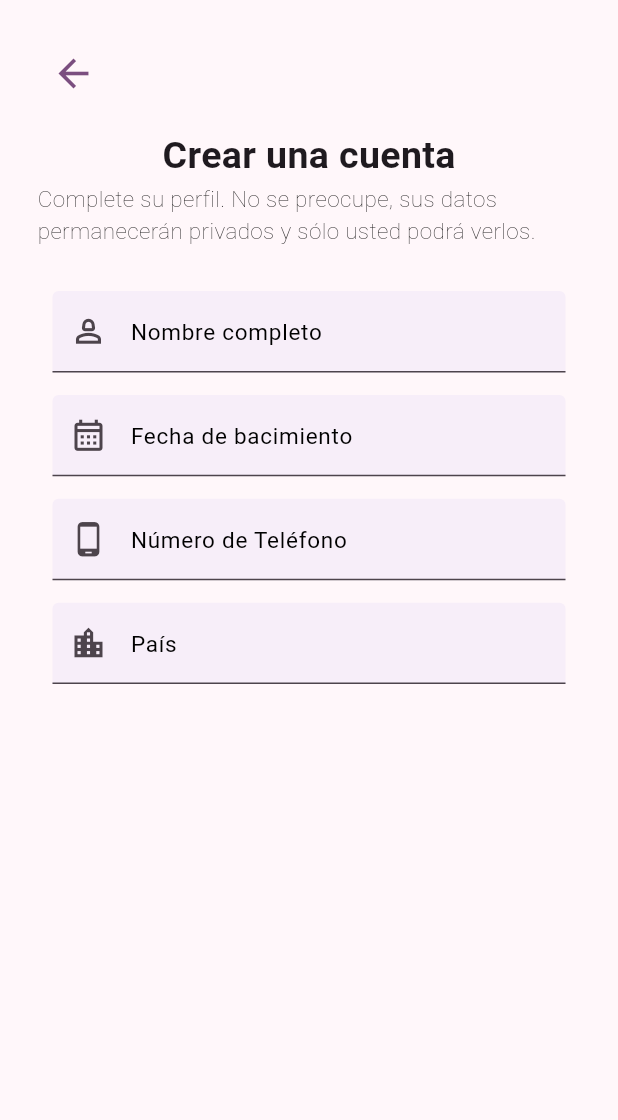
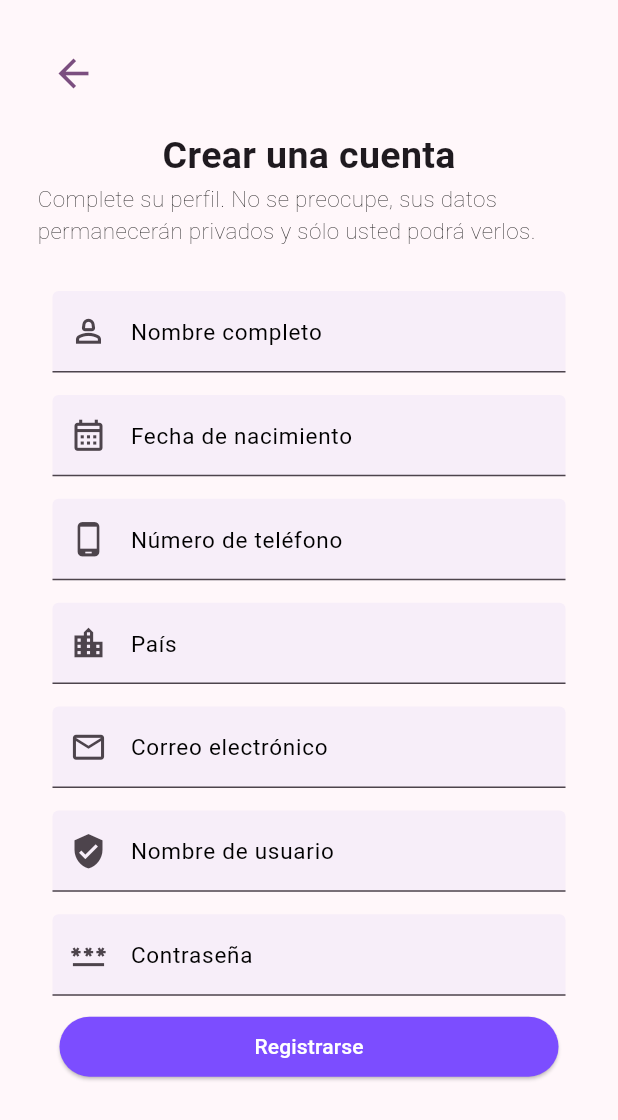
Before and after one commit to ldelacruzg/e-quizzmath-app, a Flutter app: the CreateScreen screen opened by its route, on a phone screen of 412 x 824 dp. Shown: the top 1120 px of the screen. Run offline on Flutter 3.47's test engine with Material 2 defaults, Android fonts, the light colour scheme and no system bars; our stand-ins replace go_router.

Commit message:
crear usuario

```diff
--- a/lib/main.dart
+++ b/lib/main.dart
@@ -14,7 +14,6 @@ class MyApp extends StatelessWidget {
       title: 'e-QuizzMath',
       debugShowCheckedModeBanner: false,
       theme: AppTheme(selectedColor: 2).theme(),
-
     );
   }
 }
--- a/lib/presentation/screens/create/create_user_screem.dart
+++ b/lib/presentation/screens/create/create_user_screem.dart
@@ -1,4 +1,5 @@
 import 'package:e_quizzmath_app/presentation/screens/login/app_screen.dart';
+import 'package:e_quizzmath_app/presentation/screens/screens.dart';
 import 'package:flutter/material.dart';
 import 'package:go_router/go_router.dart';
 
@@ -82,7 +83,7 @@ class CreateScreen extends StatelessWidget {
                           filled: true,
                           prefixIcon:
                               Icon(Icons.calendar_month_outlined, size: 25),
-                          labelText: "Fecha de bacimiento",
+                          labelText: "Fecha de nacimiento",
                           labelStyle: TextStyle(
                             fontSize: 15,
                             color: Colors.black,
@@ -101,7 +102,7 @@ class CreateScreen extends StatelessWidget {
                           fillColor: Color.fromRGBO(247, 238, 249, 2),
                           filled: true,
                           prefixIcon: Icon(Icons.phone_android, size: 25),
-                          labelText: "Número de Teléfono",
+                          labelText: "Número de teléfono",
                           labelStyle: TextStyle(
                             fontSize: 15,
                             color: Colors.black,
@@ -127,6 +128,81 @@ class CreateScreen extends StatelessWidget {
                           )),
                     ),
                   ),
+                  SizedBox(height: 5),
+                  Container(
+                    padding: EdgeInsets.symmetric(horizontal: 10, vertical: 5),
+                    child: TextFormField(
+                      style: TextStyle(
+                        color: Colors.black,
+                        fontSize: 15,
+                      ),
+                      decoration: InputDecoration(
+                          fillColor: Color.fromRGBO(247, 238, 249, 2),
+                          filled: true,
+                          prefixIcon: Icon(Icons.email_outlined, size: 25),
+                          labelText: "Correo electrónico",
+                          labelStyle: TextStyle(
+                            fontSize: 15,
+                            color: Colors.black,
+                          )),
+                    ),
+                  ),
+                  SizedBox(height: 5),
+                  Container(
+                    padding: EdgeInsets.symmetric(horizontal: 10, vertical: 5),
+                    child: TextFormField(
+                      style: TextStyle(
+                        color: Colors.black,
+                        fontSize: 15,
+                      ),
+                      decoration: InputDecoration(
+                          fillColor: Color.fromRGBO(247, 238, 249, 2),
+                          filled: true,
+                          prefixIcon: Icon(Icons.verified_user, size: 25),
+                          labelText: "Nombre de usuario",
+                          labelStyle: TextStyle(
+                            fontSize: 15,
+                            color: Colors.black,
+                          )),
+                    ),
+                  ),
+                  SizedBox(height: 5),
+                  Container(
+                    padding: EdgeInsets.symmetric(horizontal: 10, vertical: 5),
+                    child: TextFormField(
+                      obscureText: true,
+                      style: TextStyle(
+                        color: Colors.black,
+                        fontSize: 15,
+                      ),
+                      decoration: InputDecoration(
+                          fillColor: Color.fromRGBO(247, 238, 249, 2),
+                          filled: true,
+                          prefixIcon: Icon(Icons.password_outlined, size: 25),
+                          labelText: "Contraseña",
+                          labelStyle: TextStyle(
+                            fontSize: 15,
+                            color: Colors.black,
+                          )),
+                    ),
+                  ),
+                  SizedBox(height: 5),
+                  Container(
+
+                      child: ElevatedButton(
+                        child: const Text('Registrarse'),
+                        onPressed: () {
+                          Navigator.push(
+                            context,
+                            MaterialPageRoute(
+                                builder: (context) => MenuScreem()),
+                          );
+                        },
+                        style: ElevatedButton.styleFrom(
+                            padding: EdgeInsets.symmetric(horizontal: 130,vertical: 10),
+                            primary: Colors.deepPurpleAccent,
+                            onPrimary: Colors.white),
+                      )),
                 ],
               ),
             ),
```
